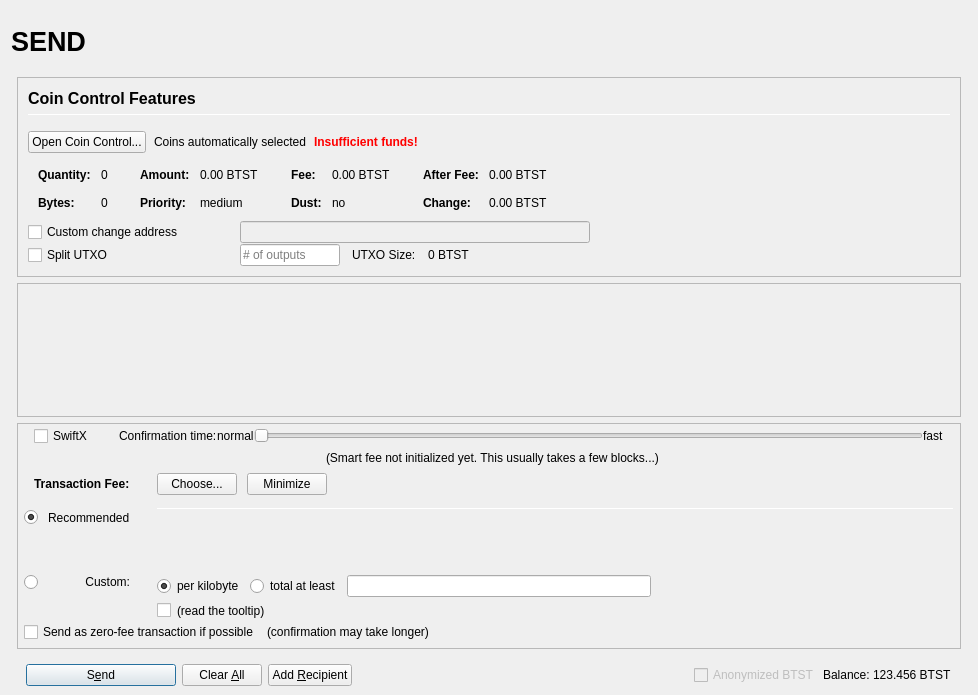
Old version of the form src/qt/forms/sendcoinsdialog.ui in the repository c0de0x/blocs.
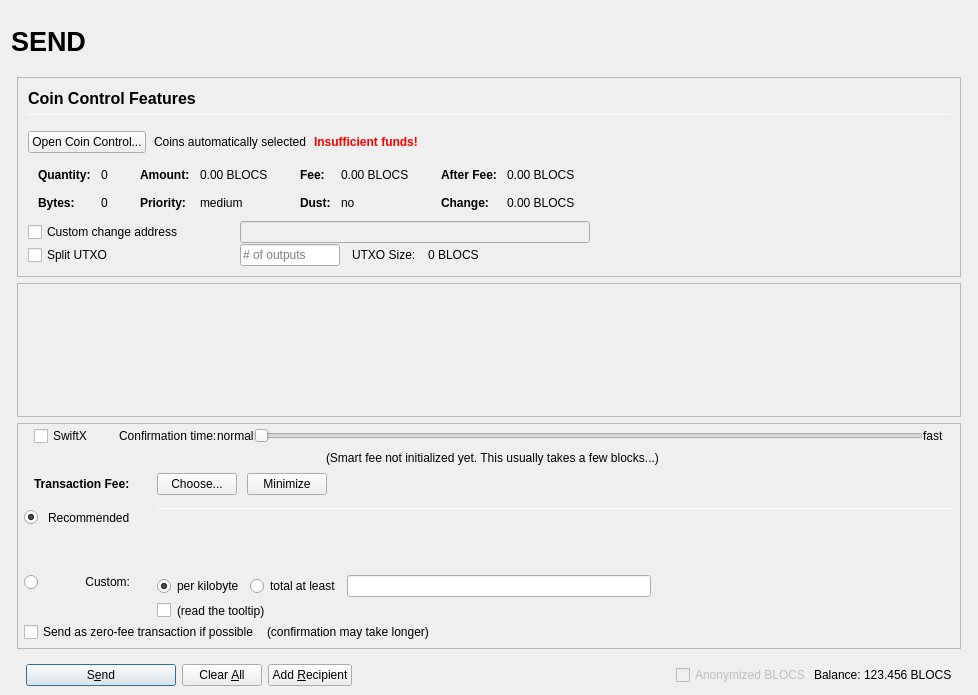
New version of the form. Icons and pictures are not drawn. Custom widgets are drawn as their Qt base class.

Commit message: Rebranding from bitstats to blocs and dns seed update

Diff of the .ui file:
```diff
--- a/src/qt/forms/sendcoinsdialog.ui
+++ b/src/qt/forms/sendcoinsdialog.ui
@@ -457,7 +457,7 @@
                         <enum>Qt::ActionsContextMenu</enum>
                        </property>
                        <property name="text">
-                        <string notr="true">0.00 BTST</string>
+                        <string notr="true">0.00 BLOCS</string>
                        </property>
                        <property name="textInteractionFlags">
                         <set>Qt::LinksAccessibleByMouse|Qt::TextSelectableByKeyboard|Qt::TextSelectableByMouse</set>
@@ -537,7 +537,7 @@
                         <enum>Qt::ActionsContextMenu</enum>
                        </property>
                        <property name="text">
-                        <string notr="true">0.00 BTST</string>
+                        <string notr="true">0.00 BLOCS</string>
                        </property>
                        <property name="textInteractionFlags">
                         <set>Qt::LinksAccessibleByMouse|Qt::TextSelectableByKeyboard|Qt::TextSelectableByMouse</set>
@@ -617,7 +617,7 @@
                         <enum>Qt::ActionsContextMenu</enum>
                        </property>
                        <property name="text">
-                        <string notr="true">0.00 BTST</string>
+                        <string notr="true">0.00 BLOCS</string>
                        </property>
                        <property name="textInteractionFlags">
                         <set>Qt::LinksAccessibleByMouse|Qt::TextSelectableByKeyboard|Qt::TextSelectableByMouse</set>
@@ -646,7 +646,7 @@
                         <enum>Qt::ActionsContextMenu</enum>
                        </property>
                        <property name="text">
-                        <string notr="true">0.00 BTST</string>
+                        <string notr="true">0.00 BLOCS</string>
                        </property>
                        <property name="textInteractionFlags">
                         <set>Qt::LinksAccessibleByMouse|Qt::TextSelectableByKeyboard|Qt::TextSelectableByMouse</set>
@@ -813,7 +813,7 @@
                 <item>
                  <widget class="QLabel" name="labelBlockSize">
                   <property name="text">
-                   <string>0 BTST</string>
+                   <string>0 BLOCS</string>
                   </property>
                  </widget>
                 </item>
@@ -1651,7 +1651,7 @@
                 <bool>false</bool>
                </property>
                <property name="text">
-                <string>Anonymized BTST</string>
+                <string>Anonymized BLOCS</string>
                </property>
               </widget>
              </item>
@@ -1674,7 +1674,7 @@
                 <cursorShape>IBeamCursor</cursorShape>
                </property>
                <property name="text">
-                <string notr="true">123.456 BTST</string>
+                <string notr="true">123.456 BLOCS</string>
                </property>
                <property name="textInteractionFlags">
                 <set>Qt::LinksAccessibleByMouse|Qt::TextSelectableByKeyboard|Qt::TextSelectableByMouse</set>
```
Left out of the diff: 20 changed lines with no effect on the pictures. The commit also changes 352 other files.
